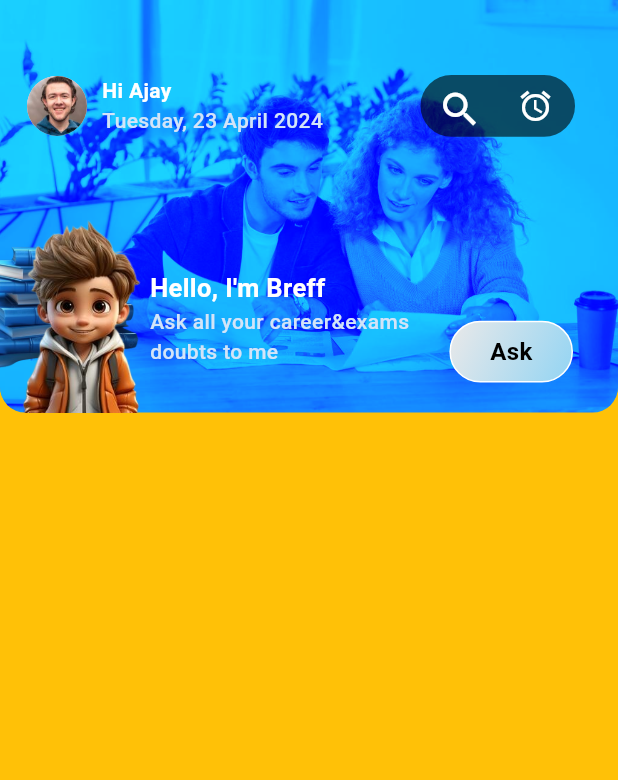
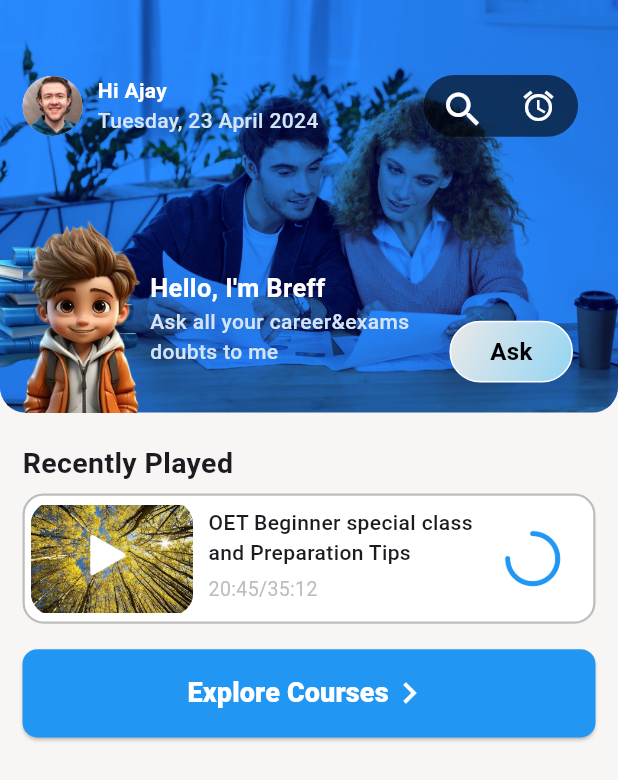
Before and after one commit to diilshadkt/ufs_taskk, a Flutter app: the screen it shows after launch, on a phone screen of 412 x 824 dp. Shown: the top 780 px of the screen. Run offline on Flutter 3.47's test engine with Material 3 defaults, Android fonts, the phone set to English and light mode, and no system bars.

Commit message:
ui updated

```diff
--- a/lib/core/constants/text_constants.dart
+++ b/lib/core/constants/text_constants.dart
@@ -3,3 +3,9 @@ const txtDate = "Tuesday, 23 April 2024";
 const txtBoyName = "Hello, I'm Breff";
 const txtBoyDescription = "Ask all your career&exams\ndoubts to me";
 const txtAsk = "Ask";
+const txtRecentlyPlayed = "Recently Played";
+const txtRecentlyDescription =
+    "OET Beginner special class\nand Preparation Tips";
+const txtTime = "20:45/35:12";
+const txt35 = "35%";
+const txtButton = "Explore Courses";
--- a/lib/core/theme/theme.dart
+++ b/lib/core/theme/theme.dart
@@ -4,3 +4,4 @@ const primaryColor = Colors.blue;
 const white = Colors.white;
 const black = Colors.black;
 const white70 = Color.fromARGB(255, 211, 228, 248);
+const grey = Color.fromARGB(255, 190, 189, 189);
--- a/lib/feature_1/pages/home_page.dart
+++ b/lib/feature_1/pages/home_page.dart
@@ -1,4 +1,6 @@
 import 'package:flutter/material.dart';
+import 'package:ufs_task/core/constants/text_constants.dart';
+import 'package:ufs_task/core/theme/theme.dart';
 import 'package:ufs_task/feature_1/widgets/main_container.dart';
 
 class HomePage extends StatelessWidget {
@@ -7,10 +9,122 @@ class HomePage extends StatelessWidget {
   @override
   Widget build(BuildContext context) {
     return Scaffold(
-      backgroundColor: Colors.amber,
+      backgroundColor: Color.fromARGB(255, 247, 246, 245),
       body: Column(
         children: [
           MainContainerWidget(),
+          //text recently played
+          Row(
+            children: [
+              Padding(
+                padding: const EdgeInsets.only(left: 15, top: 20, bottom: 7),
+                child: Text(
+                  txtRecentlyPlayed,
+                  style: TextStyle(
+                    fontWeight: FontWeight.bold,
+                    fontSize: 19,
+                  ),
+                ),
+              ),
+            ],
+          ),
+          Padding(
+            padding: const EdgeInsets.symmetric(horizontal: 15),
+            child: Container(
+              width: MediaQuery.sizeOf(context).width,
+              height: MediaQuery.sizeOf(context).height / 9.50,
+              decoration: BoxDecoration(
+                  color: white,
+                  borderRadius: BorderRadius.circular(14),
+                  border: Border.all(width: 1.5, color: grey)),
+              child: Row(
+                children: [
+                  Padding(
+                    padding:
+                        const EdgeInsets.symmetric(horizontal: 4, vertical: 4),
+                    child: Stack(children: [
+                      Container(
+                        width: MediaQuery.sizeOf(context).width / 3.80,
+                        height: MediaQuery.sizeOf(context).height / 7,
+                        decoration: BoxDecoration(
+                            borderRadius: BorderRadius.circular(15),
+                            image: DecorationImage(
+                                image: AssetImage(
+                                    "assets/images/img_nature.jpeg"))),
+                      ),
+                      Positioned(
+                        top: 22,
+                        left: 38,
+                        child: Image.asset(
+                          "assets/images/img_triangle-removebg-preview.png",
+                          width: 27,
+                        ),
+                      )
+                    ]),
+                  ),
+                  Padding(
+                    padding: const EdgeInsets.only(left: 6, top: 8, right: 20),
+                    child: Column(
+                      crossAxisAlignment: CrossAxisAlignment.start,
+                      children: [
+                        Text(
+                          txtRecentlyDescription,
+                          style: TextStyle(
+                              fontSize: 14, fontWeight: FontWeight.w500),
+                        ),
+                        SizedBox(
+                          height: 5,
+                        ),
+                        Text(
+                          txtTime,
+                          style: TextStyle(fontSize: 13, color: grey),
+                        )
+                      ],
+                    ),
+                  ),
+                  Image.asset(
+                    "assets/icons/loading.png",
+                    width: 40,
+                    color: Colors.blue,
+                  )
+                ],
+              ),
+            ),
+          ),
+          SizedBox(
+            height: 17,
+          ),
+          //Explore courses button
+          Padding(
+            padding: const EdgeInsets.symmetric(horizontal: 15),
+            child: SizedBox(
+              width: MediaQuery.sizeOf(context).width,
+              height: MediaQuery.sizeOf(context).height / 14,
+              child: ElevatedButton(
+                  onPressed: () {},
+                  style: ElevatedButton.styleFrom(
+                      backgroundColor: Colors.blue,
+                      shape: RoundedRectangleBorder(
+                          borderRadius: BorderRadius.circular(10))),
+                  child: Row(
+                    mainAxisAlignment: MainAxisAlignment.center,
+                    children: [
+                      Text(
+                        txtButton,
+                        style: TextStyle(
+                            fontWeight: FontWeight.w800,
+                            fontSize: 18,
+                            color: white),
+                      ),
+                      Icon(
+                        Icons.keyboard_arrow_right,
+                        color: white,
+                        size: 28,
+                      )
+                    ],
+                  )),
+            ),
+          )
         ],
       ),
     );
--- a/lib/feature_1/widgets/main_container.dart
+++ b/lib/feature_1/widgets/main_container.dart
@@ -11,44 +11,42 @@ class MainContainerWidget extends StatelessWidget {
       Container(
           width: MediaQuery.sizeOf(context).width,
           height: MediaQuery.sizeOf(context).height / 3,
-          decoration: BoxDecoration(
+          decoration: const BoxDecoration(
             color: primaryColor,
             borderRadius: BorderRadius.only(
                 bottomLeft: Radius.circular(17),
                 bottomRight: Radius.circular(17)),
           )),
       ClipRRect(
-        borderRadius: BorderRadius.only(
+        borderRadius: const BorderRadius.only(
             bottomLeft: Radius.circular(17), bottomRight: Radius.circular(17)),
         child: Image.asset(
           "assets/images/img_main.jpeg",
           fit: BoxFit.cover,
-          color: Color(0xff0d69ff).withOpacity(1.0),
+          color: Color.fromARGB(255, 20, 69, 150).withOpacity(1.0),
           colorBlendMode: BlendMode.hardLight,
         ),
       ),
       Positioned(
         top: 50,
-        left: 18,
-        child: Container(
+        left: 15,
         child: Column(
           children: [
             Row(
               children: [
-                  CircleAvatar(
-                    backgroundImage:
-                        AssetImage("assets/images/img_profile.jpeg"),
+                const CircleAvatar(
+                  backgroundImage: AssetImage("assets/images/img_profile.jpeg"),
                 ),
-                  SizedBox(
+                const SizedBox(
                   width: 10,
                 ),
-                  Column(
+                const Column(
                   crossAxisAlignment: CrossAxisAlignment.start,
                   children: [
                     Text(
                       txtName,
-                        style: TextStyle(
-                            color: white, fontWeight: FontWeight.w700),
+                      style:
+                          TextStyle(color: white, fontWeight: FontWeight.w700),
                     ),
                     Text(
                       txtDate,
@@ -57,21 +55,22 @@ class MainContainerWidget extends StatelessWidget {
                     )
                   ],
                 ),
-                  SizedBox(
-                    width: 65,
+                const SizedBox(
+                  width: 70,
                 ),
                 Container(
                   width: MediaQuery.sizeOf(context).width / 4,
                   height: MediaQuery.sizeOf(context).height / 20,
                   decoration: BoxDecoration(
                       color: Colors.black.withOpacity(0.6),
-                        borderRadius: BorderRadius.all(Radius.circular(50))),
+                      borderRadius:
+                          const BorderRadius.all(Radius.circular(50))),
                   child: Row(
                     mainAxisAlignment: MainAxisAlignment.spaceEvenly,
                     children: [
                       IconButton(
                         onPressed: () {},
-                          icon: Icon(
+                        icon: const Icon(
                           Icons.search,
                           color: white,
                           size: 30,
@@ -79,7 +78,7 @@ class MainContainerWidget extends StatelessWidget {
                       ),
                       IconButton(
                         onPressed: () {},
-                          icon: Icon(
+                        icon: const Icon(
                           Icons.alarm,
                           color: white,
                         ),
@@ -90,7 +89,6 @@ class MainContainerWidget extends StatelessWidget {
               ],
             )
           ],
-          ),
         ),
       ),
       // animation book
@@ -112,7 +110,7 @@ class MainContainerWidget extends StatelessWidget {
             width: 190,
           )),
       // text
-      Positioned(
+      const Positioned(
         top: 180,
         left: 100,
         child: Column(
@@ -138,7 +136,7 @@ class MainContainerWidget extends StatelessWidget {
             decoration: BoxDecoration(
               border: Border.all(width: 1, color: white),
               borderRadius: BorderRadius.circular(50),
-              gradient: LinearGradient(
+              gradient: const LinearGradient(
                   end: Alignment.topLeft,
                   begin: Alignment.bottomRight,
                   colors: <Color>[
@@ -146,7 +144,7 @@ class MainContainerWidget extends StatelessWidget {
                     Color.fromARGB(255, 235, 233, 233),
                   ]),
             ),
-            child: Center(
+            child: const Center(
               child: Text(
                 txtAsk,
                 style: TextStyle(
--- a/pubspec.yaml
+++ b/pubspec.yaml
@@ -61,7 +61,7 @@ flutter:
   # To add assets to your application, add an assets section, like this:
   assets:
     - assets/images/
-  #   - images/a_dot_ham.jpeg
+    - assets/icons/
 
   # An image asset can refer to one or more resolution-specific "variants", see
   # https://flutter.dev/assets-and-images/#resolution-aware
```
Also changed, not shown: assets/icons/loading.png (added), assets/images/img_nature.jpeg (added), assets/images/img_triangle-removebg-preview.png (added). Lines whose indentation alone changed are shown as unchanged.
